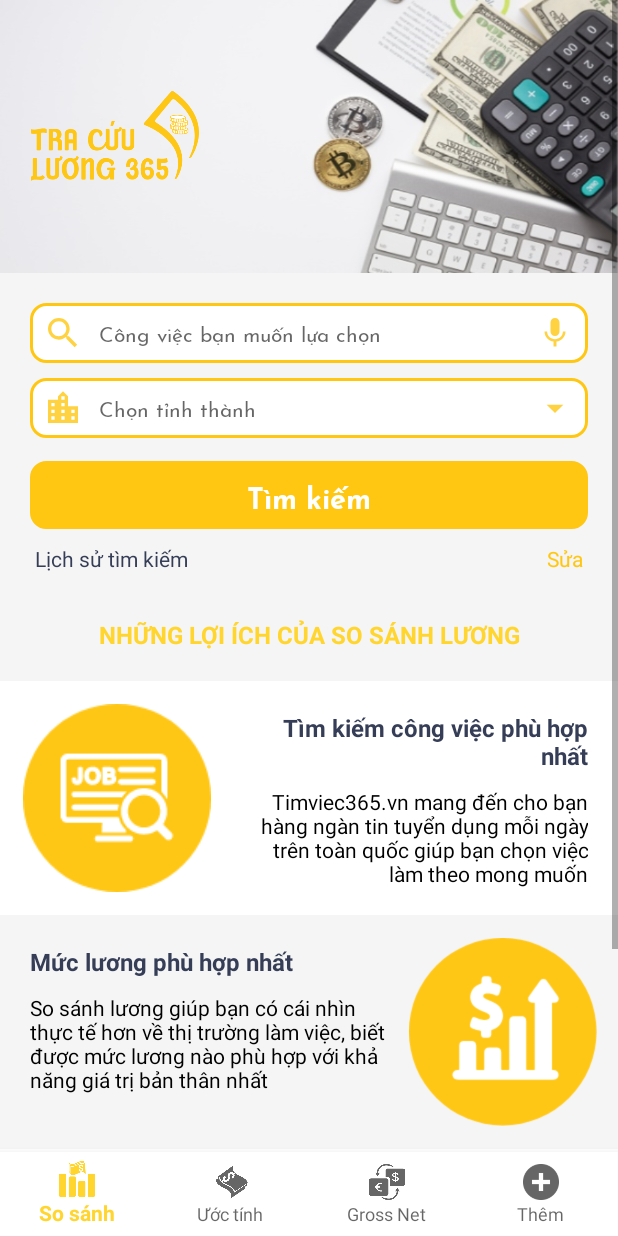
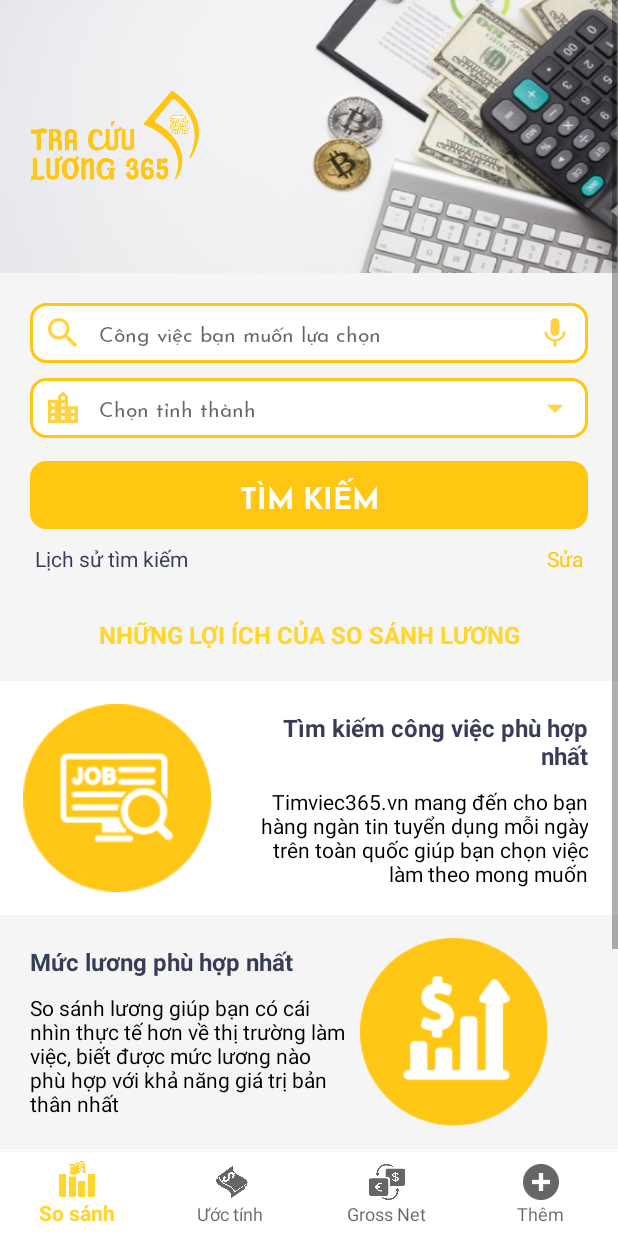
Before and after one commit to nguyentai1996/sosanhluong365, an Android app: the HomeFragment screen opened directly, with no data from a screen before it, on a phone screen of 412 x 824 dp. Run offline under Robolectric (Android 15) with nearby library versions, the light colour scheme and no system bars; libraries missing offline, so code that uses them is left out: com.github.mikephil.charting, com.github.ybq.android; 1 statement that could not run was skipped.

Commit message:
update new

```diff
--- a/app/src/main/res/layout/fragment_home.xml
+++ b/app/src/main/res/layout/fragment_home.xml
@@ -73,7 +73,7 @@
                 android:textColor="@color/yellow"
                 android:text="NHỮNG LỢI ÍCH CỦA SO SÁNH LƯƠNG"
                 android:layout_width="match_parent"
-                android:layout_height="wrap_content"></TextView>
+                android:layout_height="wrap_content" />
             <LinearLayout
                 android:layout_width="match_parent"
                 android:layout_height="wrap_content"
@@ -85,7 +85,7 @@
                     android:layout_width="125dp"
                     android:layout_height="125dp"
                     android:layout_margin="15dp"
-                    android:src="@drawable/sosanhmotmot"></ImageView>
+                    android:src="@drawable/sosanhmotmot" />
 
                 <LinearLayout
                     android:orientation="vertical"
@@ -103,7 +103,7 @@
                         android:textColor="@color/purple"
                         android:textSize="16sp"
                         android:textStyle="bold"
-                        tools:ignore="RtlCompat"></TextView>
+                        tools:ignore="RtlCompat" />
 
 
                     <TextView
@@ -115,7 +115,7 @@
                         android:textAlignment="viewEnd"
                         android:textColor="@color/dark"
                         android:textSize="14sp"
-                        tools:ignore="RtlCompat"></TextView>
+                        tools:ignore="RtlCompat" />
 
                 </LinearLayout>
             </LinearLayout>
@@ -131,7 +131,7 @@
                 <LinearLayout
                     android:layout_weight="5.5"
                     android:orientation="vertical"
-                    android:layout_width="wrap_content"
+                    android:layout_width="0dp"
                     android:layout_marginTop="20dp"
                     android:layout_marginLeft="20dp"
                     android:layout_height="wrap_content">
@@ -143,7 +143,8 @@
                         android:textColor="@color/purple"
                         android:textSize="16sp"
                         android:textStyle="bold"
-                        tools:ignore="RtlCompat"></TextView>
+                        tools:ignore="RtlCompat" />
+
                     <TextView
                         android:textSize="14sp"
                         android:layout_width="wrap_content"
@@ -152,7 +153,7 @@
                         android:layout_marginTop="10dp"
                         android:textAlignment="viewStart"
                         android:textColor="@color/dark"
-                        tools:ignore="RtlCompat"></TextView>
+                        tools:ignore="RtlCompat" />
 
                 </LinearLayout>
 
@@ -160,9 +161,9 @@
                     android:layout_width="140dp"
                     android:layout_height="125dp"
                     android:layout_marginTop="15dp"
-                    android:layout_marginRight="20dp"
+                    android:layout_marginEnd="20dp"
                     android:layout_marginBottom="15dp"
-                    android:src="@drawable/thongke"></ImageView>
+                    android:src="@drawable/thongke" />
 
             </LinearLayout>
 
@@ -177,15 +178,16 @@
                     android:layout_margin="15dp"
                     android:src="@drawable/sosanhmot"
                     android:layout_width="125dp"
-                    android:layout_height="125dp"></ImageView>
+                    android:layout_height="125dp"
+                     />
 
                 <LinearLayout
                     android:orientation="vertical"
                     android:layout_width="0dp"
                     android:layout_marginTop="20dp"
                     android:layout_weight="3"
-                    android:gravity="right"
-                    android:layout_marginRight="20dp"
+                    android:gravity="end"
+                    android:layout_marginEnd="20dp"
                     android:layout_height="wrap_content">
 
                     <TextView
@@ -195,7 +197,8 @@
                         android:textColor="@color/purple"
                         android:textSize="16sp"
                         android:textStyle="bold"
-                        tools:ignore="RtlCompat"></TextView>
+                        tools:ignore="HardcodedText,RtlCompat" />
+
                     <TextView
                         android:textSize="14sp"
                         android:layout_width="match_parent"
@@ -205,7 +208,7 @@
                         android:text="@string/sosanhba"
                         android:textAlignment="viewEnd"
                         android:textColor="@color/dark"
-                        tools:ignore="RtlCompat"></TextView>
+                        tools:ignore="RtlCompat" />
                 </LinearLayout>
             </LinearLayout>
 
--- a/app/src/main/res/layout/layout_sosanh.xml
+++ b/app/src/main/res/layout/layout_sosanh.xml
@@ -82,7 +82,6 @@
             android:layout_height="45dp"
             android:layout_weight="5.2"
             android:background="@drawable/styleedittext"
-            android:inputType="number"
             android:text="Tìm kiếm"
             android:textColor="#FFFFFF"
             android:textSize="19dp"
```
